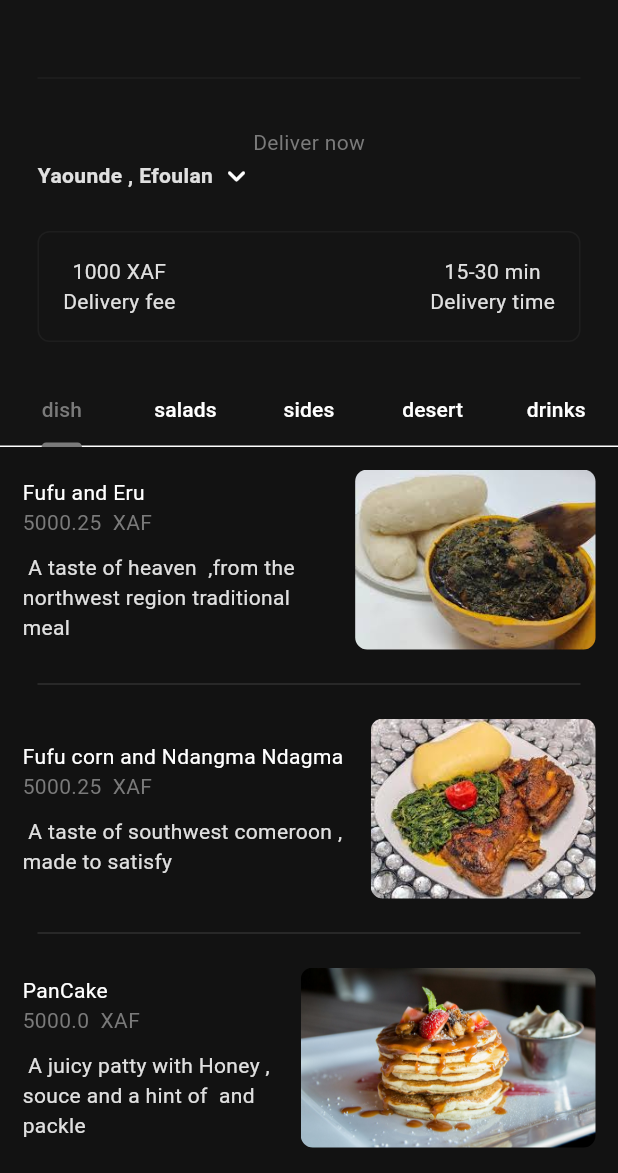
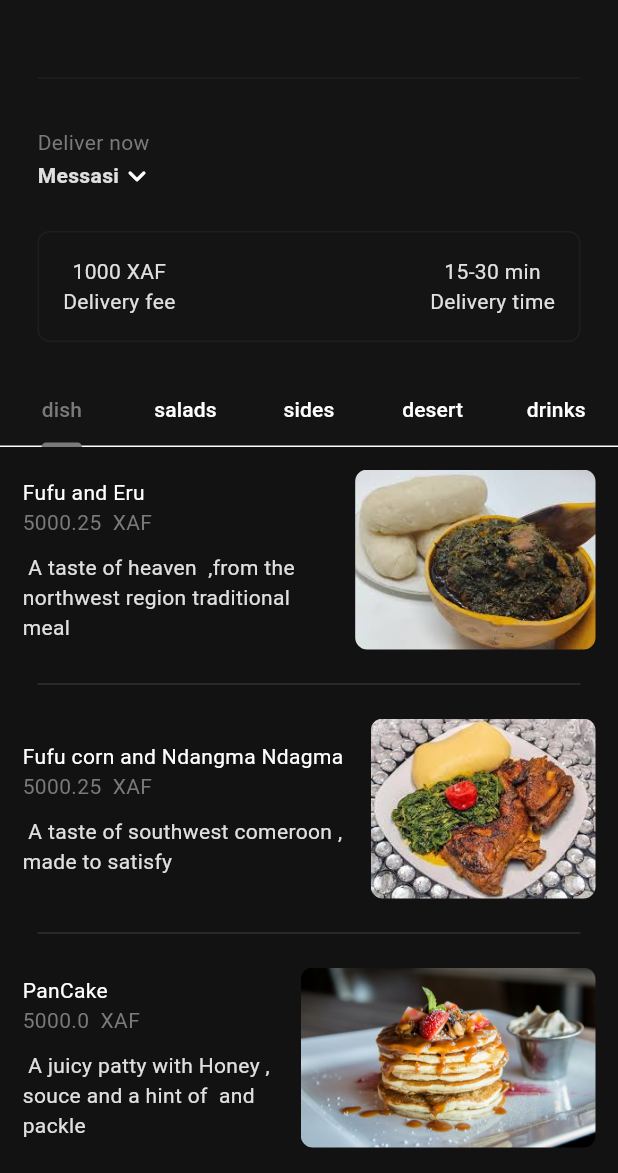
Before and after one commit to david123mbah/KmerChoop---food-dilivery-App, a Flutter app: the screen it shows after launch, after a tap on "Sign In", on a phone screen of 412 x 824 dp, the part 63-1236 px from its top. Run offline on Flutter 3.47's test engine with Material 3 defaults, Android fonts, the phone set to English and light mode, and no system bars; our stand-ins replace flutter_credit_card, google_maps_flutter.

Commit message:
connect order to firebase and map to my_location created recieppt page and also design contact page

```diff
--- a/lib/components/my_cardtile.dart
+++ b/lib/components/my_cardtile.dart
@@ -1,7 +1,6 @@
 import 'package:flutter/material.dart';
 import 'package:musicapp/components/quantity_selection.dart';
 import 'package:musicapp/models/cart.dart';
-import 'package:musicapp/models/food.dart';
 import 'package:musicapp/utils/restuarant.dart';
 import 'package:provider/provider.dart';
 
--- a/lib/components/my_location.dart
+++ b/lib/components/my_location.dart
@@ -1,35 +1,33 @@
-import 'package:flutter/material.dart';
+import 'package:flutter/material.dart';  // Fixed the spelling here
+import 'package:musicapp/utils/restuarant.dart';
+import 'package:provider/provider.dart';
 
 class Mylocation extends StatelessWidget {
   const Mylocation({super.key});
 
-
-  void openLocationSearchBox(BuildContext context) {
+  void _openLocationSearchBox(BuildContext context) {
     showDialog(
-
       context: context,
       builder: (context) => AlertDialog(
         title: const Text("Your location"),
         content: const TextField(
           decoration: InputDecoration(
-          hintText: " Search address...",
-
+            hintText: "Search address...",
           ),
         ),
         actions: [
-        // cancel location
-        MaterialButton(
+          // Cancel location
+          TextButton(
             onPressed: () => Navigator.pop(context),
             child: const Text("Cancel"),
           ),
-
-         MaterialButton(
+          // Save location
+          TextButton(
             onPressed: () => Navigator.pop(context),
             child: const Text("Save"),
           ),
-
         ],
-     )
+      ),
     );
   }
 
@@ -38,22 +36,29 @@ class Mylocation extends StatelessWidget {
     return Padding(
       padding: const EdgeInsets.all(25.0),
       child: Column(
-        mainAxisAlignment: MainAxisAlignment.start,
+        crossAxisAlignment: CrossAxisAlignment.start, // Aligned text to start
         children: [
           Text(
             "Deliver now",
-            style: TextStyle(color: Theme.of(context).colorScheme.primary),
+            style: TextStyle(
+              color: Theme.of(context).colorScheme.primary,
+            ),
           ),
           GestureDetector(
-            onTap: () => openLocationSearchBox(context),
+            onTap: () => _openLocationSearchBox(context),
             child: Row(
               children: [
-                //location
-                Text("Yaounde , Efoulan ",
+                // Location
+                Consumer<Restaurant>(
+                  builder: (context, restaurant, child) => Text(
+                    restaurant.diliveryAddress, // Assuming `location` is the correct field
                     style: TextStyle(
-                        color: Theme.of(context).colorScheme.inversePrimary , fontWeight: FontWeight.bold)),
-
-                // drop down menu
+                      color: Theme.of(context).colorScheme.inversePrimary,
+                      fontWeight: FontWeight.bold,
+                    ),
+                  ),
+                ),
+                // Drop down menu icon
                 const Icon(Icons.keyboard_arrow_down_rounded),
               ],
             ),
--- a/lib/models/cart.dart
+++ b/lib/models/cart.dart
@@ -1,4 +1,3 @@
-import 'package:flutter/material.dart';
 import 'package:musicapp/models/food.dart';
 
 
--- a/lib/pages/login_page.dart
+++ b/lib/pages/login_page.dart
@@ -11,7 +11,8 @@ class Loginpage extends StatefulWidget {
   State<Loginpage> createState() => _LoginpageState();
 }
 
-class _LoginpageState extends State<Loginpage> with SingleTickerProviderStateMixin {
+class _LoginpageState extends State<Loginpage>
+    with SingleTickerProviderStateMixin {
   final TextEditingController emailController = TextEditingController();
   final TextEditingController passwordController = TextEditingController();
 
@@ -23,8 +24,8 @@ class _LoginpageState extends State<Loginpage> with SingleTickerProviderStateMix
     super.initState();
     _controller = AnimationController(
       vsync: this,
-      duration: const Duration(seconds: 1),
-    )..repeat();
+      duration: const Duration(seconds: 2),
+    )..repeat(); // Continuously repeat the animation
   }
 
   @override
@@ -37,7 +38,8 @@ class _LoginpageState extends State<Loginpage> with SingleTickerProviderStateMix
 
   void login() {
     // Navigate to the homepage
-    Navigator.push(context, MaterialPageRoute(builder: (context) => const Homepage()));
+    Navigator.push(
+        context, MaterialPageRoute(builder: (context) => const Homepage()));
   }
 
   @override
@@ -48,11 +50,13 @@ class _LoginpageState extends State<Loginpage> with SingleTickerProviderStateMix
         child: Column(
           mainAxisAlignment: MainAxisAlignment.center,
           children: [
+            // Lorry Icon with Shake Effect, placed directly on the road
             AnimatedBuilder(
               animation: _controller,
               builder: (context, child) {
                 return Transform.translate(
-                  offset: Offset(0, -2 + 4 * (_controller.value - 1.1).abs()), // Shake effect
+                  offset: Offset(0,
+                      -2 + 4 * (_controller.value - 1.1).abs()), // Shake effect
                   child: Icon(
                     Icons.local_shipping_rounded, // Lorry icon
                     size: 80,
@@ -61,26 +65,46 @@ class _LoginpageState extends State<Loginpage> with SingleTickerProviderStateMix
                 );
               },
             ),
+            // Road Animation (Continuous Moving Effect)
             SizedBox(
-              width: 150, // Width of the road
-              height: 3,  // Height of the road
+              width: 100, // Width of the road
+              height: 3, // Height of the road
               child: AnimatedBuilder(
                 animation: _controller,
                 builder: (context, child) {
-                  return Transform.translate(
-                    offset: Offset(-_controller.value * 40, -10), // Moves the road
-                    child: Row(
-                      children: List.generate(3, (index) =>
-                        Expanded(
-                          child: Container(
-                            margin: const EdgeInsets.symmetric(horizontal: 3),
-                            color: Theme.of(context).colorScheme.primary,
-                            height: 5,
-
+                  return Stack(
+                    children: [
+                      Positioned(
+                        left: _controller.value * 150 -
+                            150, // Moves the road from right to left
+                        child: Row(
+                          children: List.generate(
+                            3,
+                            (index) => Container(
+                              margin: const EdgeInsets.symmetric(horizontal: 3),
+                              color: Theme.of(context).colorScheme.primary,
+                              width: 50, // Width of each road segment
+                              height: 3,
+                            ),
                           ),
                         ),
                       ),
-                    ),
+                      Positioned(
+                        left: _controller.value *
+                            150, // Moves the road from right to left (second set)
+                        child: Row(
+                          children: List.generate(
+                            3,
+                            (index) => Container(
+                              margin: const EdgeInsets.symmetric(horizontal: 3),
+                              color: Theme.of(context).colorScheme.primary,
+                              width: 50, // Width of each road segment
+                              height: 3,
+                            ),
+                          ),
+                        ),
+                      ),
+                    ],
                   );
                 },
               ),
--- a/lib/utils/restuarant.dart
+++ b/lib/utils/restuarant.dart
@@ -339,6 +339,17 @@ Addon(name: "Extra Fruit", price: 1000.00)
  ];
 
 
+
+
+
+// Dilivery Address
+ String _diliveryAddress = "Messasi";
+  // update diliveryAdsress
+  void updateDeliveryAddress( String newAddress) {
+  _diliveryAddress = newAddress;
+  notifyListeners();
+  }
+
 /*
 GETTERS
 
@@ -346,6 +357,7 @@ GETTERS
 
 List<Food> get menu => _menu;
 List<CartItem> get cart => _cart;
+String get diliveryAddress => _diliveryAddress;
 
 
 /*
@@ -447,7 +459,6 @@ void clearCart() {
 
 
 
-
 /*
 
 
--- a/lib/widgets/my_drawer.dart
+++ b/lib/widgets/my_drawer.dart
@@ -1,5 +1,6 @@
 import 'package:flutter/material.dart';
 import 'package:musicapp/components/mydrawer_title.dart';
+import 'package:musicapp/pages/diveryMap_page.dart';
 import 'package:musicapp/pages/setting_page.dart';
 
 class MyDrawer extends StatelessWidget {
@@ -45,7 +46,7 @@ class MyDrawer extends StatelessWidget {
             onTap: () {
               Navigator.pop(context);
               Navigator.push(context,
-                  MaterialPageRoute(builder: (context) => const Settingpage()));
+                  MaterialPageRoute(builder: (context) => const DiiveyMap ()));
             },
           ),
           const Spacer(),
--- a/pubspec.yaml
+++ b/pubspec.yaml
@@ -38,6 +38,9 @@ dependencies:
   provider: ^6.1.2
   collection: ^1.18.0
   flutter_credit_card: ^4.0.1
+  google_maps_flutter: ^2.9.0
+  dio: ^5.6.0
+  flutter_polyline_points: ^2.1.0
 
 
 dev_dependencies:
@@ -66,6 +69,7 @@ flutter:
   assets:
 
    - lib/assets/images/
+   - lib/assets/images/map/map_styles.json
 
 
   # An image asset can refer to one or more resolution-specific "variants", see
```
Also changed, not shown: lib/assets/images/map/map_styles.json (added, +259 -0 lines), lib/pages/diveryMap_page.dart (+56 -0 lines), pubspec.lock, 1 other file. Lines whose indentation alone changed are shown as unchanged.
